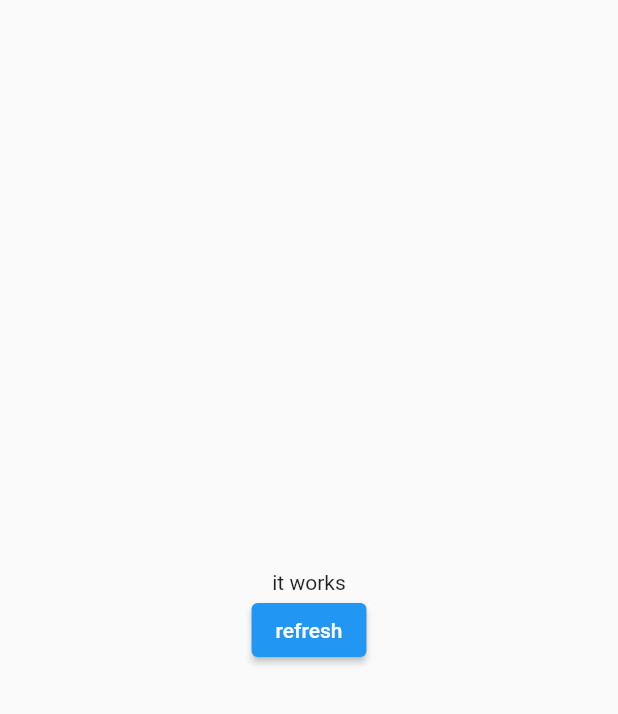
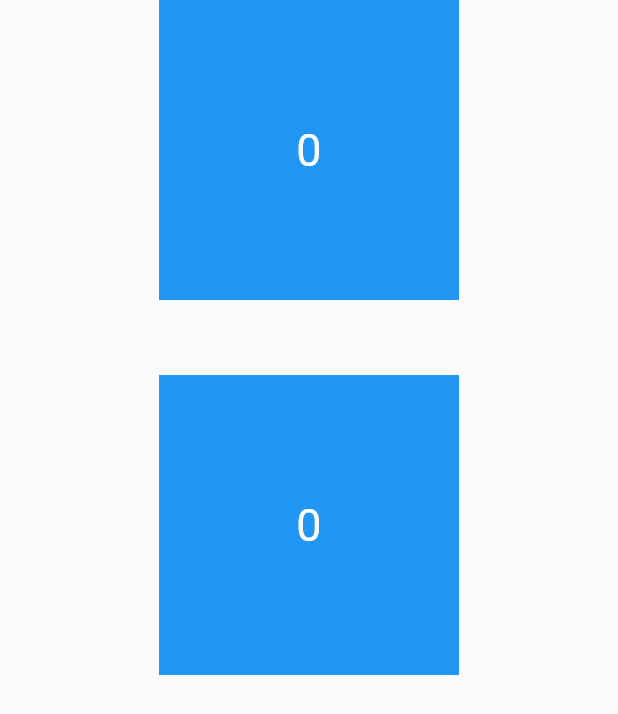
Before and after one commit to zalkary4/flutter_widget, a Flutter app: the screen it shows after launch, on a phone screen of 412 x 824 dp. Shown: the top 714 px of the screen. Run offline on Flutter 3.47's test engine with Material 2 defaults, Android fonts, the light colour scheme and no system bars; our stand-ins replace lottie.

Commit message:
gester detector

```diff
--- a/lib/main.dart
+++ b/lib/main.dart
@@ -1,5 +1,5 @@
 import 'package:flutter/material.dart';
-import 'package:flutter_widget/widgets/future_builder.dart';
+import 'package:flutter_widget/widgets/gesture_detector_widget.dart';
 
 void main() {
   runApp(const MyApp());
@@ -20,7 +20,7 @@ class _MyAppState extends State<MyApp> {
       theme: ThemeData(
         primarySwatch: Colors.blue,
       ),
-      home: const FutureBuilderABC(),
+      home: const GestureDetectorwidget(),
     );
   }
 }
--- a/lib/widgets/future_builder.dart
+++ b/lib/widgets/future_builder.dart
@@ -1,48 +1,48 @@
-import 'package:flutter/material.dart';
+// import 'package:flutter/material.dart';
 
-class FutureBuilderABC extends StatefulWidget {
-  const FutureBuilderABC({
-    super.key,
-  });
+// class FutureBuilderABC extends StatefulWidget {
+//   const FutureBuilderABC({
+//     super.key,
+//   });
 
-  @override
-  State<FutureBuilderABC> createState() => _FutureBuilderABCState();
-}
+//   @override
+//   State<FutureBuilderABC> createState() => _FutureBuilderABCState();
+// }
 
-Future<String> getData() async {
-  await Future.delayed(const Duration(seconds: 1));
-  // throw 'An error occured';
-  return 'it works';
-}
+// Future<String> getData() async {
+//   await Future.delayed(const Duration(seconds: 1));
+//   // throw 'An error occured';
+//   return 'it works';
+// }
 
-class _FutureBuilderABCState extends State<FutureBuilderABC> {
-  @override
-  Widget build(BuildContext context) {
-    return Scaffold(
-      body: Center(
-          child: FutureBuilder(
-        builder: (context, snapshot) {
-          if (snapshot.connectionState == ConnectionState.waiting) {
-            return const CircularProgressIndicator.adaptive();
-          }
-          if (snapshot.hasError) {
-            snapshot.error.toString();
-          } else {
-            return Column(
-              mainAxisSize: MainAxisSize.min,
-              children: [
-                Text(snapshot.data.toString()),
-                ElevatedButton(
-                    onPressed: () {
-                      setState(() {});
-                    },
-                    child: const Text('refresh'))
-              ],
-            );
-          }
-        },
-        future: getData(),
-      )),
-    );
-  }
-}
+// class _FutureBuilderABCState extends State<FutureBuilderABC> {
+//   @override
+//   Widget build(BuildContext context) {
+//     return Scaffold(
+//       body: Center(
+//           child: FutureBuilder(
+//         builder: (context, snapshot) {
+//           if (snapshot.connectionState == ConnectionState.waiting) {
+//             return const CircularProgressIndicator.adaptive();
+//           }
+//           if (snapshot.hasError) {
+//             snapshot.error.toString();
+//           } else {
+//             return Column(
+//               mainAxisSize: MainAxisSize.min,
+//               children: [
+//                 Text(snapshot.data.toString()),
+//                 ElevatedButton(
+//                     onPressed: () {
+//                       setState(() {});
+//                     },
+//                     child: const Text('refresh'))
+//               ],
+//             );
+//           }
+//         },
+//         future: getData(),
+//       )),
+//     );
+//   }
+// }
--- /dev/null
+++ b/lib/widgets/gesture_detector_widget.dart
@@ -0,0 +1,65 @@
+import 'package:flutter/material.dart';
+
+class GestureDetectorwidget extends StatefulWidget {
+  const GestureDetectorwidget({
+    super.key,
+  });
+
+  @override
+  State<GestureDetectorwidget> createState() => _GestureDetectorwidgetState();
+}
+
+int _counter = 0;
+
+class _GestureDetectorwidgetState extends State<GestureDetectorwidget> {
+  @override
+  Widget build(BuildContext context) {
+    return Scaffold(
+      body: Center(
+        child: Column(
+          children: [
+            GestureDetector(
+              onTap: () {
+                setState(() {
+                  _counter += 1;
+                });
+              },
+              child: Container(
+                height: 200,
+                width: 200,
+                color: Colors.blue,
+                child: Center(
+                  child: Text(
+                    _counter.toString(),
+                    style: const TextStyle(color: Colors.white, fontSize: 30),
+                  ),
+                ),
+              ),
+            ),
+            const SizedBox(
+              height: 50,
+            ),
+            GestureDetector(
+              onTap: () {
+                setState(() {
+                  _counter -= 1;
+                });
+              },
+              child: Container(
+                height: 200,
+                width: 200,
+                color: Colors.blue,
+                child: Center(
+                  child: Text(
+                    _counter.toString(),
+                    style: const TextStyle(color: Colors.white, fontSize: 30),
+                  ),
+                ),
+              ),
+            ),
+          ],
+        ),
+      ),
+    );
+  }
+}
```
